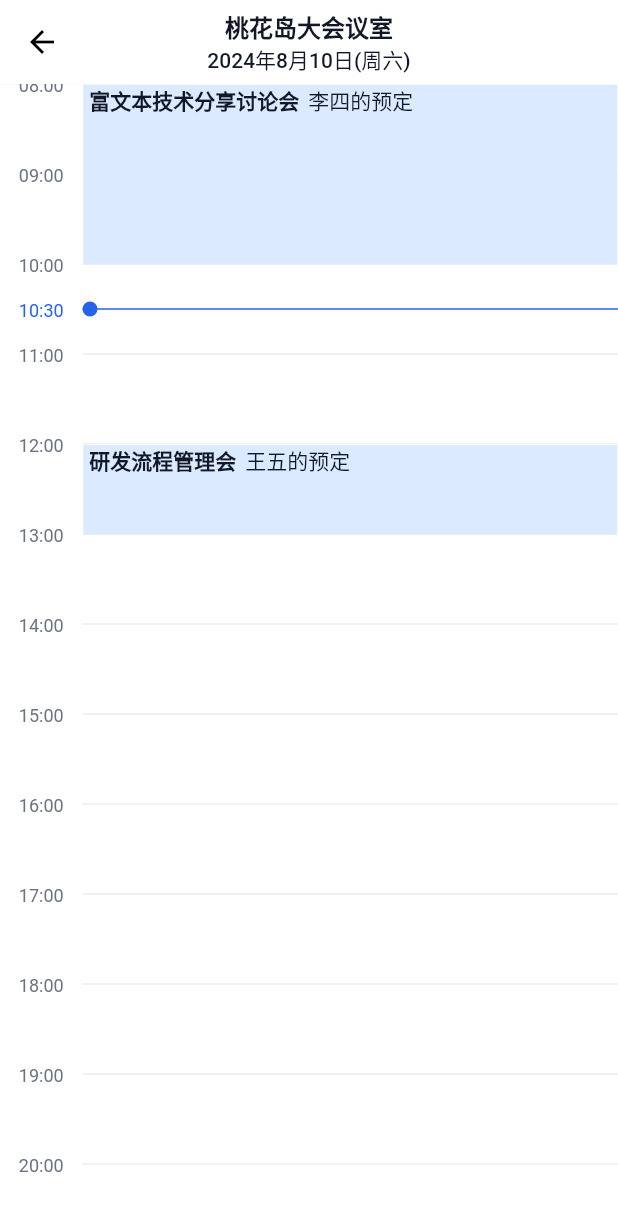
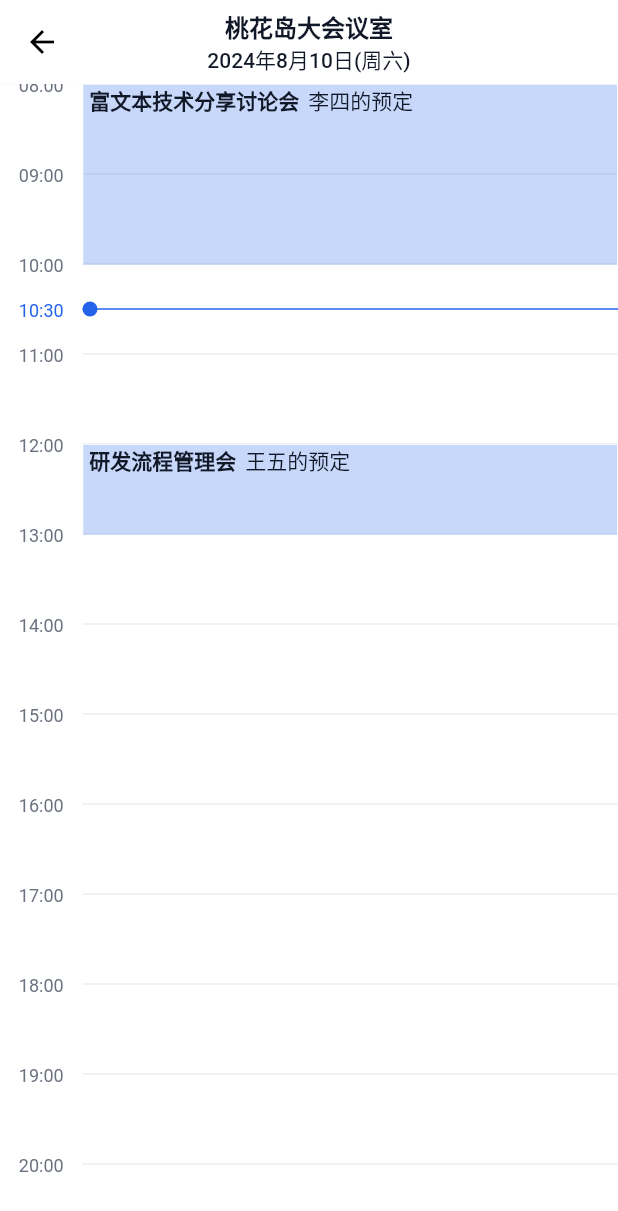
Before and after one commit to kongpf8848/flutter_schedule_view, a Flutter app: the DynamicDayView screen opened by its route, on a phone screen of 412 x 824 dp. Shown: the top 1211 px of the screen. Run offline on Flutter 3.47's test engine with Material 3 defaults, Android fonts, the phone set to English and light mode, and no system bars.

Commit message:
update colors

```diff
--- a/example/lib/util/event_utils.dart
+++ b/example/lib/util/event_utils.dart
@@ -15,7 +15,7 @@ extension FlutterEventExtension on FlutterWeekViewEvent {
 BoxDecoration meetingEventDecoration(BuildContext context) {
   return BoxDecoration(
       color: isLight(context)
-          ? TWColors.blue.shade100
+          ? Theme.of(context).twColors.primary!.withOpacity(0.25)
           : TWColors.blue.shade600.withOpacity(0.25),
       border: Border.all(
           color: Theme.of(context).twColors.primaryBackgroundColor!,
@@ -25,7 +25,7 @@ BoxDecoration meetingEventDecoration(BuildContext context) {
 BoxDecoration newEventDecoration(BuildContext context) {
   return BoxDecoration(
     color: isLight(context)
-        ? TWColors.blue.shade100
+        ? Theme.of(context).twColors.primary!.withOpacity(0.25)
         : TWColors.blue.shade600.withOpacity(0.25),
     border: Border.all(
       color: Theme.of(context).twColors.primary!,
```
